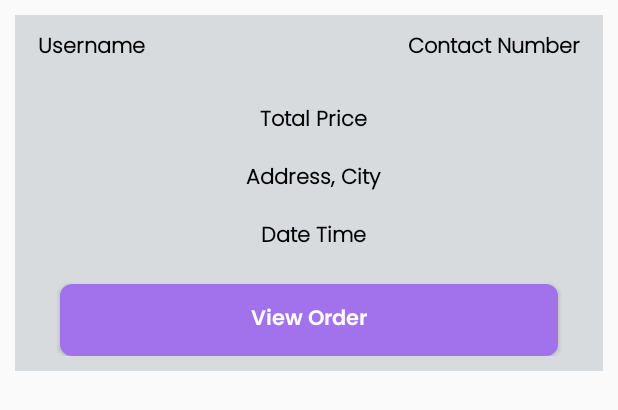
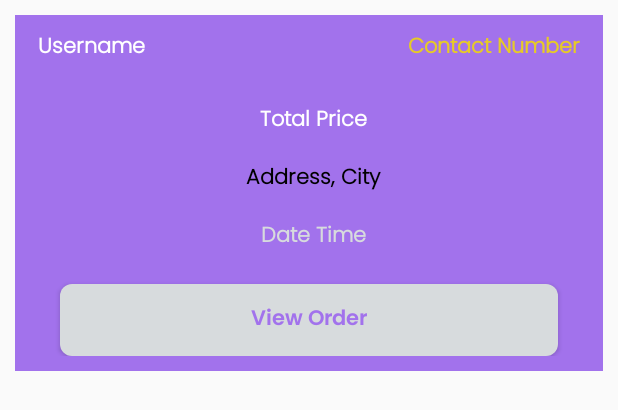
Before and after one commit to manojitht/MediApp--EFOSEYOUYES, an Android app: the layout orders_layout.xml on its own in the app's theme, with its tools: preview values and no code run, on a phone screen of 412 x 824 dp. Shown: the top 410 px of the screen. Run offline under Robolectric (Android 15) with nearby library versions, the phone set to English and light mode, and no system bars; Roboto replaces fonts that are not available here.

Commit message:
New button create

```diff
--- a/app/src/main/java/com/example/mediapp/AdminFolder/AdminOrdersActivity.java
+++ b/app/src/main/java/com/example/mediapp/AdminFolder/AdminOrdersActivity.java
@@ -51,7 +51,7 @@ public class AdminOrdersActivity extends AppCompatActivity {
                 holder.userName.setText("Name: " + model.getCname());
                 holder.userPhoneNumber.setText("Contact: " + model.getPhone());
                 holder.userTotalAmount.setText("Cost of price: " + model.getTotalAmount() + " LKR");
-                holder.userDateTime.setText("Date & Time: " + model.getDate() + " " + model.getTime());
+                holder.userDateTime.setText("Date: " + model.getDate());
                 holder.userShippingAddress.setText("Shipping Address: " + model.getAddress() + " " + model.getCity());
 
                 holder.showOrder.setOnClickListener(new View.OnClickListener() {
--- a/app/src/main/java/com/example/mediapp/UserSettingsActivity.java
+++ b/app/src/main/java/com/example/mediapp/UserSettingsActivity.java
@@ -65,7 +65,7 @@ public class UserSettingsActivity extends AppCompatActivity {
         setSecurity = (Button) findViewById(R.id.set_security_questions);
         changeAvatar = (TextView) findViewById(R.id.avatar_changer);
 
-        userInfoDiasplay(settingsProfileImage, userName, eMail, homeAddress);
+        userInfoDisplay(settingsProfileImage, userName, eMail, homeAddress);
 
 
         close.setOnClickListener(new View.OnClickListener() {
@@ -217,7 +217,7 @@ public class UserSettingsActivity extends AppCompatActivity {
         }
     }
 
-    private void userInfoDiasplay(final CircleImageView settingsProfileImage, final EditText userName, final EditText eMail, final EditText homeAddress) {
+    private void userInfoDisplay(final CircleImageView settingsProfileImage, final EditText userName, final EditText eMail, final EditText homeAddress) {
 
         DatabaseReference userRef = FirebaseDatabase.getInstance().getReference().child("Users").child(GetData.superOnlineUsers.getName());
 
--- /dev/null
+++ b/app/src/main/res/drawable/button_white.xml
@@ -0,0 +1,10 @@
+<?xml version="1.0" encoding="utf-8"?>
+<shape xmlns:android="http://schemas.android.com/apk/res/android">
+    <solid
+        android:color="@color/colorLightGrey">
+    </solid>
+
+    <corners
+        android:radius="8dp"></corners>
+
+</shape>
--- a/app/src/main/res/layout/orders_layout.xml
+++ b/app/src/main/res/layout/orders_layout.xml
@@ -9,7 +9,7 @@
         android:layout_height="wrap_content"
         android:padding="10dp"
         android:layout_margin="10dp"
-        android:background="@color/colorLightGrey">
+        android:background="@color/colorPurple">
 
         <TextView
             android:id="@+id/order_cart_items_username"
@@ -18,7 +18,7 @@
             android:layout_marginLeft="5dp"
             android:fontFamily="@font/poppins_light"
             android:text="Username"
-            android:textColor="@color/colorBlack"
+            android:textColor="@color/colorWhite"
             android:textSize="14dp"
             android:textStyle="bold" />
 
@@ -32,7 +32,7 @@
             android:fontFamily="@font/poppins_light"
             android:text="Contact Number"
             android:textAlignment="textEnd"
-            android:textColor="@color/colorBlack"
+            android:textColor="@color/colorYellow"
             android:textSize="14dp"
             android:textStyle="bold" />
 
@@ -46,7 +46,7 @@
             android:fontFamily="@font/poppins_light"
             android:gravity="center"
             android:text="Total Price"
-            android:textColor="@color/colorBlack"
+            android:textColor="@color/colorWhite"
             android:textSize="14dp"
             android:textStyle="bold" />
 
@@ -74,7 +74,7 @@
             android:fontFamily="@font/poppins_light"
             android:gravity="center"
             android:text="Date Time"
-            android:textColor="@color/colorBlack"
+            android:textColor="@color/colorLightGrey"
             android:textSize="14dp"
             android:textStyle="bold" />
 
@@ -86,11 +86,11 @@
             android:layout_marginLeft="20dp"
             android:layout_marginTop="20dp"
             android:layout_marginRight="20dp"
-            android:background="@drawable/buttonurple"
+            android:background="@drawable/button_white"
             android:fontFamily="@font/poppins_semibold"
             android:text="View Order"
             android:textAllCaps="false"
-            android:textColor="@color/colorWhite" />
+            android:textColor="@color/colorPurple" />
 
     </RelativeLayout>
 
```
